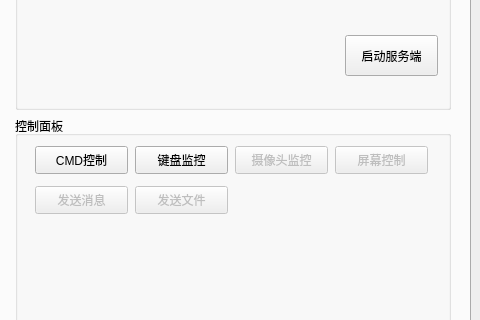
Qt form MyRemoteControl/mainwindow.ui (HorbinXx/MyRemoteControl) before a commit; both pictures show x 320 to 800 and y 188 to 508 of the 800 by 600 pixel window.
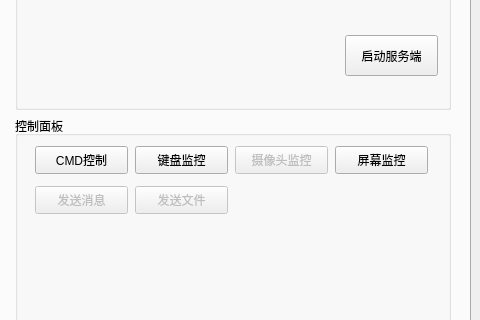
The same form after that commit.

The edit to the form file:
```diff
--- a/MyRemoteControl/mainwindow.ui
+++ b/MyRemoteControl/mainwindow.ui
@@ -183,7 +183,7 @@
              </widget>
              <widget class="QPushButton" name="hookButton_2">
               <property name="enabled">
-               <bool>false</bool>
+               <bool>true</bool>
               </property>
               <property name="geometry">
                <rect>
@@ -194,7 +194,7 @@
                </rect>
               </property>
               <property name="text">
-               <string>屏幕控制</string>
+               <string>屏幕监控</string>
               </property>
              </widget>
              <widget class="QPushButton" name="hookButton_3">
```
Left out of the diff: 2 changed lines with no effect on the pictures.
